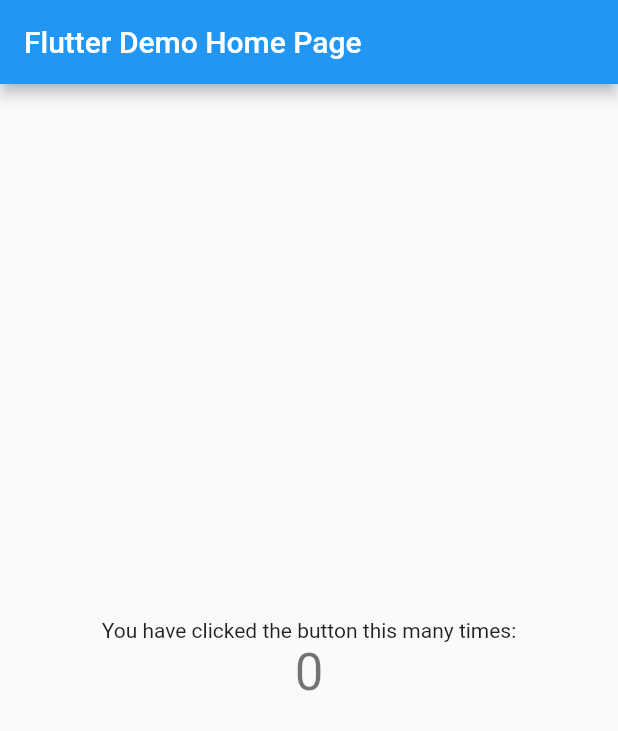
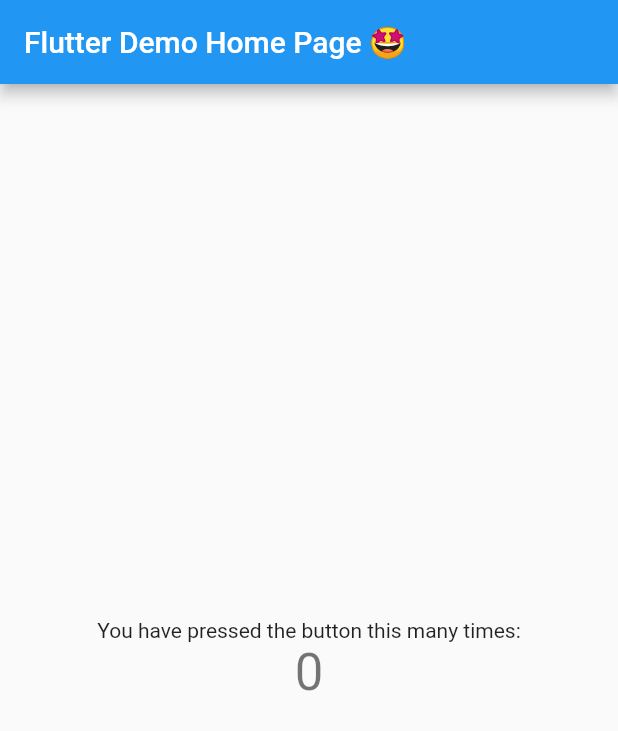
Before and after one commit to dabo248/hello_world, a Flutter app: the screen it shows after launch, on a phone screen of 412 x 824 dp. Shown: the top 731 px of the screen. Run offline on Flutter 3.47's test engine with Material 2 defaults, Android fonts, the phone set to English and light mode, and no system bars.

```diff
--- a/lib/main.dart
+++ b/lib/main.dart
@@ -19,7 +19,7 @@ class MyApp extends StatelessWidget {
         // counter didn't reset back to zero; the application is not restarted.
         primarySwatch: Colors.blue,
       ),
-      home: new MyHomePage(title: 'Flutter Demo Home Page'),
+      home: new MyHomePage(title: 'Flutter Demo Home Page 🤩'),
     );
   }
 }
@@ -90,7 +90,7 @@ class _MyHomePageState extends State<MyHomePage> {
           mainAxisAlignment: MainAxisAlignment.center,
           children: <Widget>[
             new Text(
-              'You have clicked the button this many times:',
+              'You have pressed the button this many times:',
             ),
             new Text(
               '$_counter',
```
Also changed, not shown: 4 other files.
